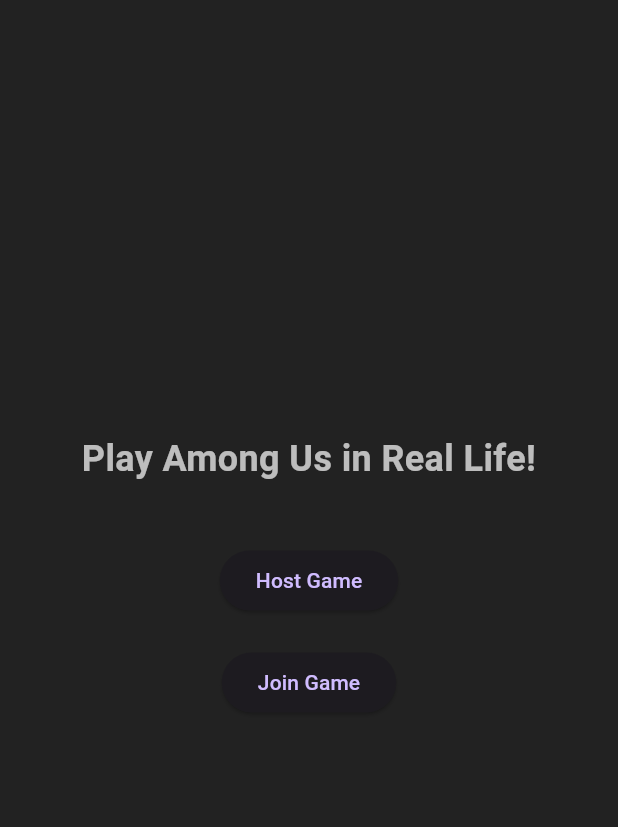
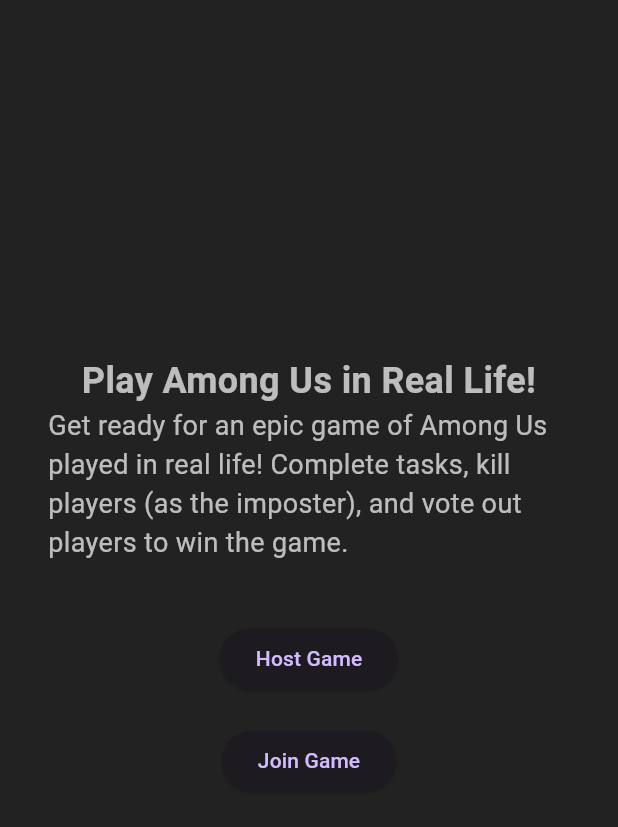
Before and after one commit to ElecYT/among_us_irl, a Flutter app: the screen it shows after launch, on a phone screen of 412 x 824 dp, the part 84-911 px from its top. Run offline on Flutter 3.47's test engine with Material 3 defaults, Android fonts, the light colour scheme and no system bars; our stand-ins replace cloud_firestore, firebase_core; accounts and stored records are empty.

Commit message:
added back messages, beta release finished

```diff
--- a/lib/main.dart
+++ b/lib/main.dart
@@ -109,6 +109,10 @@
                   style: TextStyle(fontSize: 24, fontWeight: FontWeight.bold),
                   textAlign: TextAlign.center,
                 ),
+                const Text(
+                  'Get ready for an epic game of Among Us played in real life! Complete tasks, kill players (as the imposter), and vote out players to win the game.',
+                  style: TextStyle(fontSize: 18, fontWeight: FontWeight.normal),
+                ),
                 const SizedBox(height: 40),
                 ElevatedButton(
                   onPressed: () => _hostGame(context),
--- a/lib/screens/action_phase_screen.dart
+++ b/lib/screens/action_phase_screen.dart
@@ -157,6 +157,10 @@
             child: Column(
               mainAxisAlignment: MainAxisAlignment.center,
               children: [
+                const Text(
+                  'Your goal as crewmate is to complete all tasks or vote out the imposter. Refrain from talking to crewmates, limiting discussion to meetings',
+                  style: TextStyle(fontSize: 18, fontWeight: FontWeight.bold),
+                ),
                 ElevatedButton(
                   onPressed: isDead
                       ? null
--- a/lib/screens/host_game_screen.dart
+++ b/lib/screens/host_game_screen.dart
@@ -139,7 +139,7 @@
                   ),
                 ),
                 const SizedBox(height: 20),
-                const Text('Share this code with your friends to join.'),
+                const Text('Share this code with your friends to join. You need to click the "create game" button before they may join.'),
                 const SizedBox(height: 40),
                 TextField(
                   controller: _nameController,
--- a/lib/screens/lobby_screen.dart
+++ b/lib/screens/lobby_screen.dart
@@ -95,6 +95,10 @@
                   if (widget.isHost) ...[
                     const SizedBox(height: 8),
                     const Text(
+                      'Recommended Imposter amounts: 4-8 players: 1, 9-11 players: 2, 12+ players: 3',
+                      style: TextStyle(fontSize: 18, fontWeight: FontWeight.normal),
+                    ),
+                    const Text(
                       'Number of Imposters:',
                       style: TextStyle(fontWeight: FontWeight.bold),
                     ),
@@ -135,6 +139,14 @@
                       ),
                     ),
                   ),
+                  const Text(
+                    'How the Game works',
+                    style: TextStyle(fontSize: 20, fontWeight: FontWeight.bold),
+                  ),
+                  const Text(
+                    'If you are a crewmate, you try to vote out the imposter or complete all the tasks before they kill everyone! If you are an imposter, you try not to arouse suspicion and kill people until there is the same number of crewmates as imposters! Report dead bodies as you find them.',
+                    style: TextStyle(fontSize: 18, fontWeight: FontWeight.normal),
+                  ),
                   if (widget.isHost)
                     ElevatedButton(
                       onPressed: players.length < _imposterCount + 1
@@ -154,7 +166,7 @@
                       },
                       child: Text(players.length < _imposterCount + 1
                           ? 'Need at least ${_imposterCount + 3} players'
-                          : 'Start Game'),
+                          : 'Start Game (Roles will be revealed instantly)'),
                     ),
                   const SizedBox(height: 16),
                 ],
--- a/lib/screens/meeting_screen.dart
+++ b/lib/screens/meeting_screen.dart
@@ -24,7 +24,7 @@
 
 class _MeetingScreenState extends State<MeetingScreen> {
   late final DocumentReference gameRef;
-  int secondsRemaining = 90;
+  int secondsRemaining = 60;
   Timer? timer;
   bool _hasNavigated = false;
 
@@ -42,7 +42,7 @@
         // Set voting phase and a deadline, one time
         await gameRef.update({
           'phase': 'voting',
-          'voting_deadline': DateTime.now().add(const Duration(seconds: 15)).toIso8601String(),
+          'voting_deadline': DateTime.now().add(const Duration(seconds: 60)).toIso8601String(),
         });
       } else {
         setState(() => secondsRemaining--);
@@ -130,6 +130,7 @@
             child: Column(
               crossAxisAlignment: CrossAxisAlignment.start,
               children: [
+                const Text('Return to the Living Room at once.', style: TextStyle(fontSize: 18, fontWeight: FontWeight.bold)),
                 Text('Reported by: $reportedBy'),
                 Text('Body found: $deadPlayer'),
                 Text('Location: $location'),
--- a/lib/screens/meeting_waiting_screen.dart
+++ b/lib/screens/meeting_waiting_screen.dart
@@ -22,7 +22,7 @@
 class _MeetingWaitingScreenState extends State<MeetingWaitingScreen> {
   late final DocumentReference<Map<String, dynamic>> gameRef;
   Timer? countdownTimer;
-  int secondsLeft = 60;
+  int secondsLeft = 70;
   bool _hasNavigated = false;
 
   @override
```
Also changed, not shown: 3 other files. Lines whose indentation alone changed are shown as unchanged.
